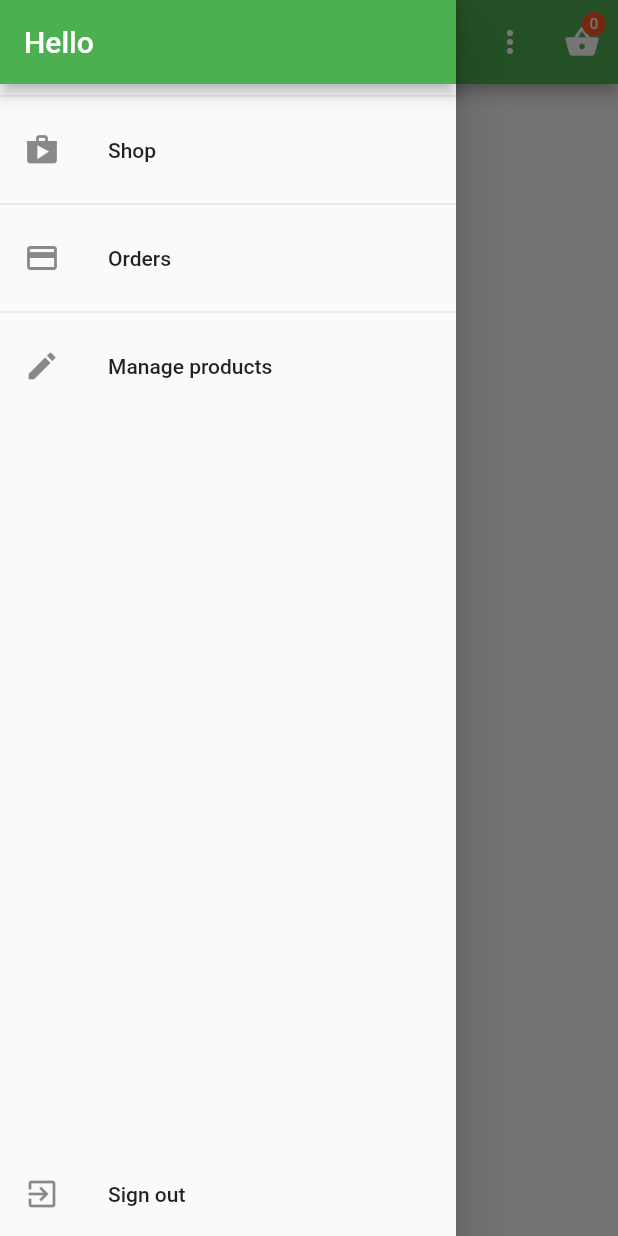
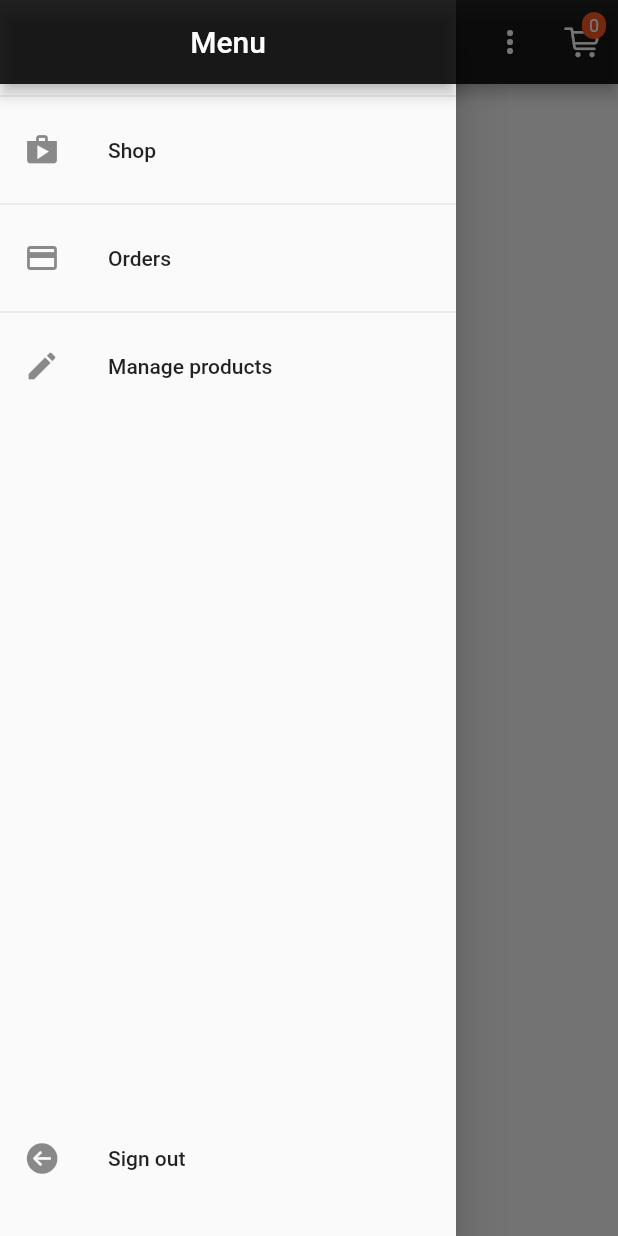
Before and after one commit to alinbr/shop, a Flutter app: the ProductOverviewScreen screen opened by its route, with the side drawer open, on a phone screen of 412 x 824 dp. Run offline on Flutter 3.47's test engine with Material 2 defaults, Android fonts, the phone set to English and light mode, and no system bars; our stand-ins replace shared_preferences; missing offline and left inert: dart:ffi; accounts and stored records are empty; network calls fail.

Commit message:
edited product grid view

```diff
--- a/lib/screens/products_overview_screen.dart
+++ b/lib/screens/products_overview_screen.dart
@@ -1,7 +1,7 @@
+import 'package:flutter/cupertino.dart';
 import 'package:flutter/material.dart';
 import 'package:provider/provider.dart';
 import 'package:shop/providers/cart.dart';
-import 'package:shop/providers/product.dart';
 import 'package:shop/providers/products.dart';
 import 'package:shop/screens/cart_screen.dart';
 import 'package:shop/widgets/app_drawer.dart';
@@ -57,10 +57,9 @@ class _ProductOverviewScreenState extends State<ProductOverviewScreen> {
         title: Text('My Shop'),
         actions: <Widget>[
           PopupMenuButton(
-            icon: Icon(Icons.more_vert),
             itemBuilder: (_) => [
               PopupMenuItem(
-                child: Text('Only fav'),
+                child: Text('Only favorite'),
                 value: FilterOptions.Favorites,
               ),
               PopupMenuItem(
@@ -84,7 +83,7 @@ class _ProductOverviewScreenState extends State<ProductOverviewScreen> {
               value: cartData.itemCount.toString(),
             ),
             child: IconButton(
-              icon: Icon(Icons.shopping_basket),
+              icon: Icon(CupertinoIcons.shopping_cart),
               onPressed: () {
                 Navigator.of(context).pushNamed(CartScreen.routeName);
               },
--- a/lib/widgets/app_drawer.dart
+++ b/lib/widgets/app_drawer.dart
@@ -1,3 +1,4 @@
+import 'package:flutter/cupertino.dart';
 import 'package:flutter/material.dart';
 import 'package:provider/provider.dart';
 import 'package:shop/providers/auth.dart';
@@ -11,7 +12,7 @@ class AppDrawer extends StatelessWidget {
       child: Column(
         children: <Widget>[
           AppBar(
-            title: Text('Hello'),
+            title: Text('Menu'),
             automaticallyImplyLeading: false,
           ),
           Divider(),
@@ -42,14 +43,17 @@ class AppDrawer extends StatelessWidget {
           ),
           Spacer(),
           ListTile(
-            leading: Icon(Icons.exit_to_app),
+            leading: Icon(CupertinoIcons.arrow_left_circle_fill),
             title: Text('Sign out'),
             onTap: () {
               Navigator.of(context).pop();
               Navigator.of(context).pushReplacementNamed('/');
               Provider.of<Auth>(context, listen: false).signOut();
             },
-          )
+          ),
+          SizedBox(
+            height: 24,
+          ),
         ],
       ),
     );
--- a/lib/widgets/badge.dart
+++ b/lib/widgets/badge.dart
@@ -36,7 +36,7 @@ class Badge extends StatelessWidget {
               value,
               textAlign: TextAlign.center,
               style: TextStyle(
-                fontSize: 10,
+                fontSize: 12,
               ),
             ),
           ),
--- a/lib/widgets/products_grid.dart
+++ b/lib/widgets/products_grid.dart
@@ -16,7 +16,7 @@ class ProductsGrid extends StatelessWidget {
     final products = showOnlyFav ? productsData.favItems : productsData.items;
 
     return GridView.builder(
-        padding: const EdgeInsets.all(10.0),
+        padding: const EdgeInsets.all(16.0),
         itemCount: products.length,
         itemBuilder: (ctx, i) => ChangeNotifierProvider.value(
               value: products[i],
@@ -24,7 +24,7 @@ class ProductsGrid extends StatelessWidget {
             ),
         gridDelegate: SliverGridDelegateWithFixedCrossAxisCount(
             crossAxisCount: 2,
-            childAspectRatio: 3 / 2,
+            childAspectRatio: 1,
             crossAxisSpacing: 10,
             mainAxisSpacing: 10));
   }
```
Also changed, not shown: lib/main.dart (+7 -4 lines), lib/screens/product_detail_screen.dart (+2 -9 lines), lib/widgets/product_item.dart (+10 -7 lines), pubspec.yaml (+5 -23 lines), pubspec.lock.
